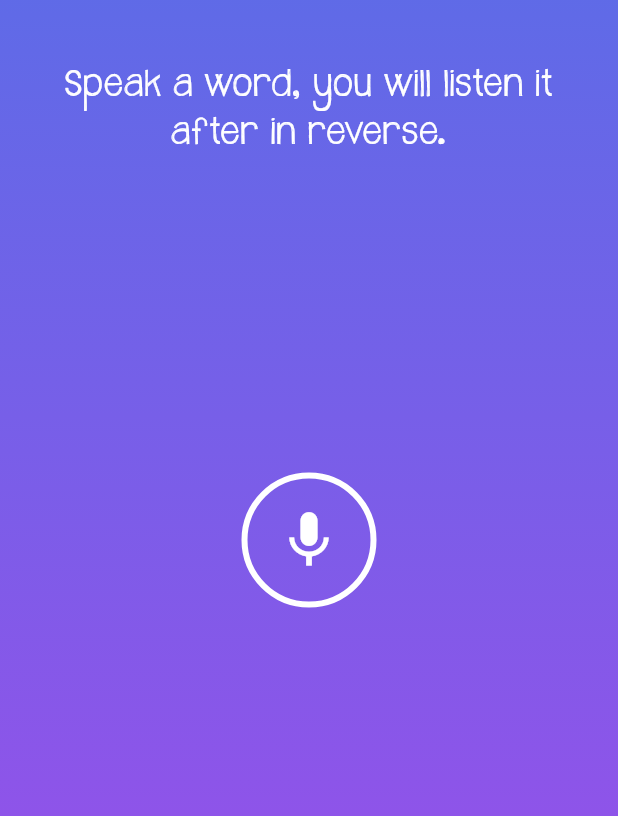
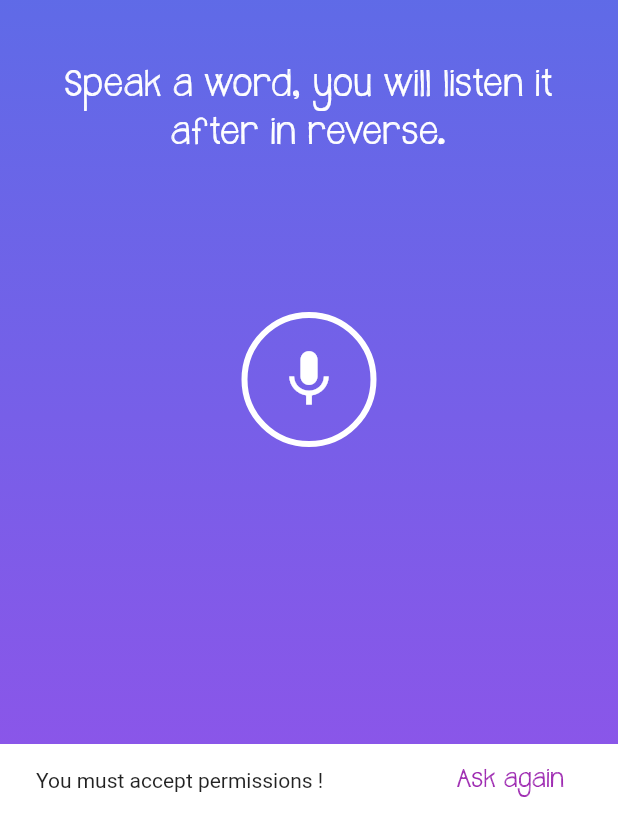
Before and after one commit to Pyozer/RewindWords, a Flutter app: the screen it shows after launch, after a tap on the "mic" icon, on a phone screen of 412 x 824 dp, the part 420-1236 px from its top. Run offline on Flutter 3.47's test engine with Material 2 defaults, Android fonts, the phone set to English and light mode, and no system bars; our stand-ins replace audioplayers; missing offline and left inert: audio_recorder, reverse_audio, simple_permissions.

Commit message:
Improve speak button and UX

```diff
--- a/lib/main.dart
+++ b/lib/main.dart
@@ -21,7 +21,7 @@ class MyApp extends StatelessWidget {
       debugShowCheckedModeBanner: false,
       title: 'Rewind Words',
       theme: ThemeData(
-        primarySwatch: Colors.blue,
+        primarySwatch: Colors.purple,
         fontFamily: 'JandaSafeandSound',
         brightness: Brightness.dark,
       ),
--- a/lib/screens/home_screen.dart
+++ b/lib/screens/home_screen.dart
@@ -37,9 +37,7 @@ class _HomeScreenState extends State<HomeScreen> {
       [Permission.RecordAudio, Permission.WriteExternalStorage],
     );
 
-    if (!isAllOk) {
-      _showPermissionAlert();
-    }
+    if (!isAllOk) _showPermissionAlert();
     return isAllOk;
   }
 
@@ -99,21 +97,30 @@ class _HomeScreenState extends State<HomeScreen> {
       else
         Navigator.of(context).push(route);
     } catch (e) {
-      _scaffoldKey.currentState?.showSnackBar(SnackBar(content: Text(e)));
+      _scaffoldKey.currentState?.showSnackBar(
+        SnackBar(content: Text(e.toString())),
+      );
     }
   }
 
   @override
   Widget build(BuildContext context) {
     return Screen(
+      scaffoldKey: _scaffoldKey,
       title: !widget.speakInReverse ? 'Rewind Words' : 'Speak reverse',
       desc: !widget.speakInReverse
           ? 'Speak a word, you will listen it after in reverse.'
           : 'Speak the word in reverse, you will listen it reverse after.',
       child: Center(
-        child: RecordButton(
-          isRecording: _isRecording,
-          onPressed: _onBtnPressed,
+        child: Column(
+          children: [
+            RecordButton(
+              isRecording: _isRecording,
+              onPressed: _onBtnPressed,
+            ),
+            const SizedBox(height: 32.0),
+            Text(_isRecording ? "Recording..." : ""),
+          ],
         ),
       ),
       onBackPressed: widget.speakInReverse
@@ -121,6 +128,7 @@ class _HomeScreenState extends State<HomeScreen> {
               Navigator.of(context).pop();
             }
           : null,
+      backText: widget.speakInReverse ? "Listen again" : "Record again",
     );
   }
 }
--- a/lib/screens/play_screen.dart
+++ b/lib/screens/play_screen.dart
@@ -140,7 +140,16 @@ class _PlayerScreenState extends State<PlayerScreen> {
             child: !widget.isInReverse
                 ? Center(
                     child: RaisedButton(
-                      child: Text('Speak in reverse'),
+                      color: Colors.black12,
+                      shape: RoundedRectangleBorder(
+                        borderRadius: BorderRadius.circular(25.0),
+                        side: const BorderSide(color: Colors.white),
+                      ),
+                      padding: const EdgeInsets.symmetric(
+                        vertical: 12.0,
+                        horizontal: 32.0,
+                      ),
+                      child: Text('SPEAK IN REVERSE'),
                       onPressed: () {
                         _stop();
                         Navigator.of(context).push(MaterialPageRoute(
@@ -157,6 +166,7 @@ class _PlayerScreenState extends State<PlayerScreen> {
         _disposePlayer();
         Navigator.of(context).pop();
       },
+      backText: widget.isInReverse ? "Retry" : "Record again",
     );
   }
 }
--- a/lib/widgets/screen.dart
+++ b/lib/widgets/screen.dart
@@ -7,18 +7,24 @@ class Screen extends StatelessWidget {
   final String desc;
   final Widget child;
   final VoidCallback onBackPressed;
+  final String backText;
+  final GlobalKey scaffoldKey;
 
   const Screen({
     Key key,
-    this.title,
-    this.desc,
+    @required this.title,
+    @required this.desc,
+    @required this.child,
     this.onBackPressed,
-    this.child,
+    this.backText = "Back",
+    this.scaffoldKey,
   }) : super(key: key);
 
   @override
   Widget build(BuildContext context) {
-    return Stack(
+    return Scaffold(
+      key: scaffoldKey,
+      body: Stack(
         alignment: Alignment.topLeft,
         children: [
           DividedView(title: title, desc: desc, child: child),
@@ -26,15 +32,23 @@ class Screen extends StatelessWidget {
               ? SafeArea(
                   child: Padding(
                     padding: const EdgeInsets.only(top: 16.0, left: 16.0),
-                  child: SimpleIconBtn(
-                    icon: Icons.chevron_left,
-                    onPressed: onBackPressed,
-                    size: 50.0,
+                    child: GestureDetector(
+                      onTap: onBackPressed,
+                      child: Row(
+                        children: [
+                          const Icon(Icons.chevron_left, size: 50.0),
+                          Text(
+                            backText.toUpperCase(),
+                            style: const TextStyle(fontSize: 18.0),
+                          )
+                        ],
+                      ),
                     ),
                   ),
                 )
               : const SizedBox.shrink(),
         ],
+      ),
     );
   }
 }
```
Lines whose indentation alone changed are shown as unchanged.
